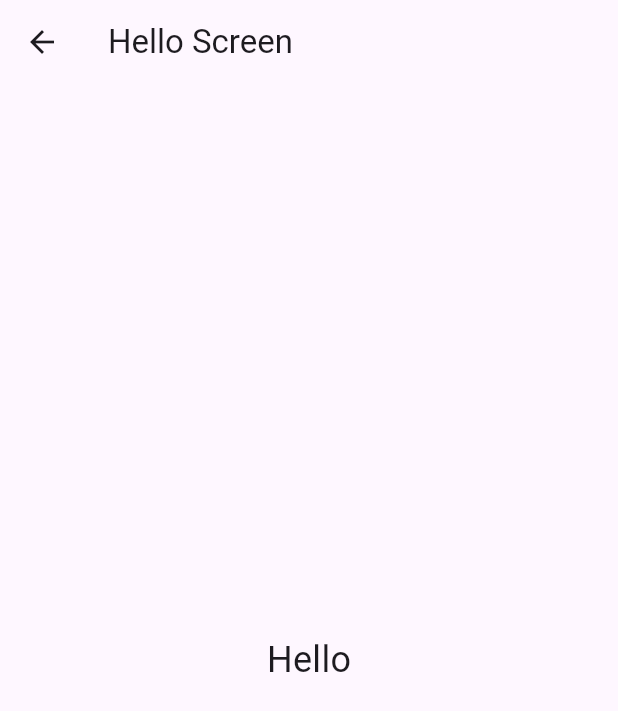
After one commit to Brayan2134/CanIBoulderOutside, a Flutter app: the SearchResult screen opened directly, on a phone screen of 412 x 824 dp. The commit adds this screen. Shown: the top 711 px of the screen. Run offline on Flutter 3.47's test engine with Material 3 defaults, Android fonts, the phone set to English and light mode, and no system bars; our stand-ins replace geocoding, geolocator.

Commit message:
Added new page onsearch button!
When the user clicks the search button, a new page opens up that (will) have the weather information!

```diff
--- /dev/null
+++ b/lib/pages/search_result.dart
@@ -0,0 +1,19 @@
+import 'package:flutter/material.dart';
+import '../models/search_model.dart'; // Assuming you have a Search model
+import 'package:boulderconds/services/search_service.dart'; // Assuming you have a SearchService
+
+class SearchResult extends StatelessWidget {
+  const SearchResult({Key? key}) : super(key: key);
+
+  @override
+  Widget build(BuildContext context) {
+    return Scaffold(
+      appBar: AppBar(
+        title: const Text('Hello Screen'),
+      ),
+      body: const Center(
+        child: Text('Hello', style: TextStyle(fontSize: 24)),
+      ),
+    );
+  }
+}
```
Also changed, not shown: lib/pages/search_page.dart (+5 -4 lines).
